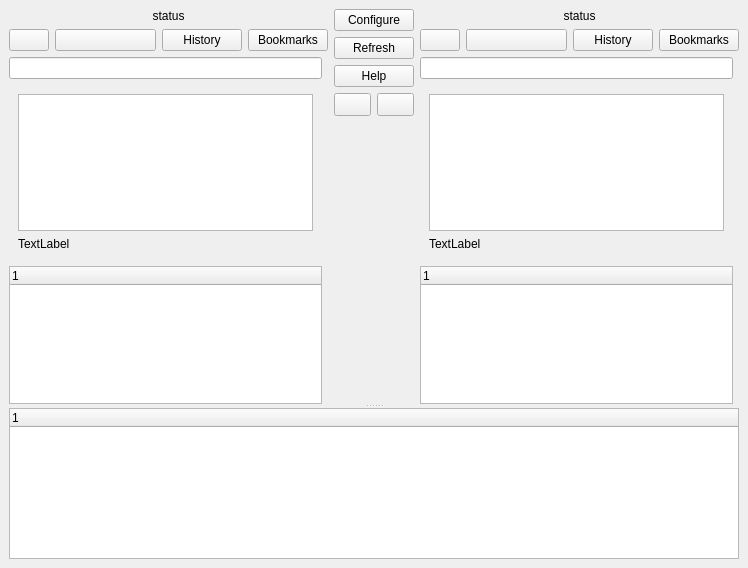
This is src/mainwin.ui in suncore/dflynav as Qt 5 draws it before an edit. The edited form follows.
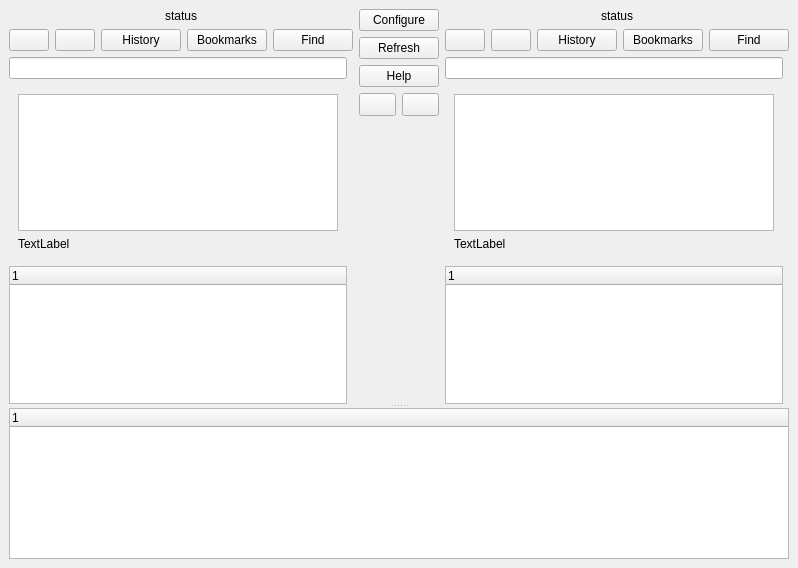
This is the edited form.

```diff
--- a/src/mainwin.ui
+++ b/src/mainwin.ui
@@ -6,7 +6,7 @@
    <rect>
     <x>0</x>
     <y>0</y>
-    <width>748</width>
+    <width>766</width>
     <height>568</height>
    </rect>
   </property>
@@ -72,6 +72,13 @@
               </property>
              </widget>
             </item>
+            <item>
+             <widget class="QPushButton" name="left_find">
+              <property name="text">
+               <string>Find</string>
+              </property>
+             </widget>
+            </item>
            </layout>
           </item>
           <item row="2" column="0" colspan="2">
@@ -265,6 +272,13 @@
               </property>
              </widget>
             </item>
+            <item>
+             <widget class="QPushButton" name="right_find">
+              <property name="text">
+               <string>Find</string>
+              </property>
+             </widget>
+            </item>
            </layout>
           </item>
           <item row="7" column="0">
```
